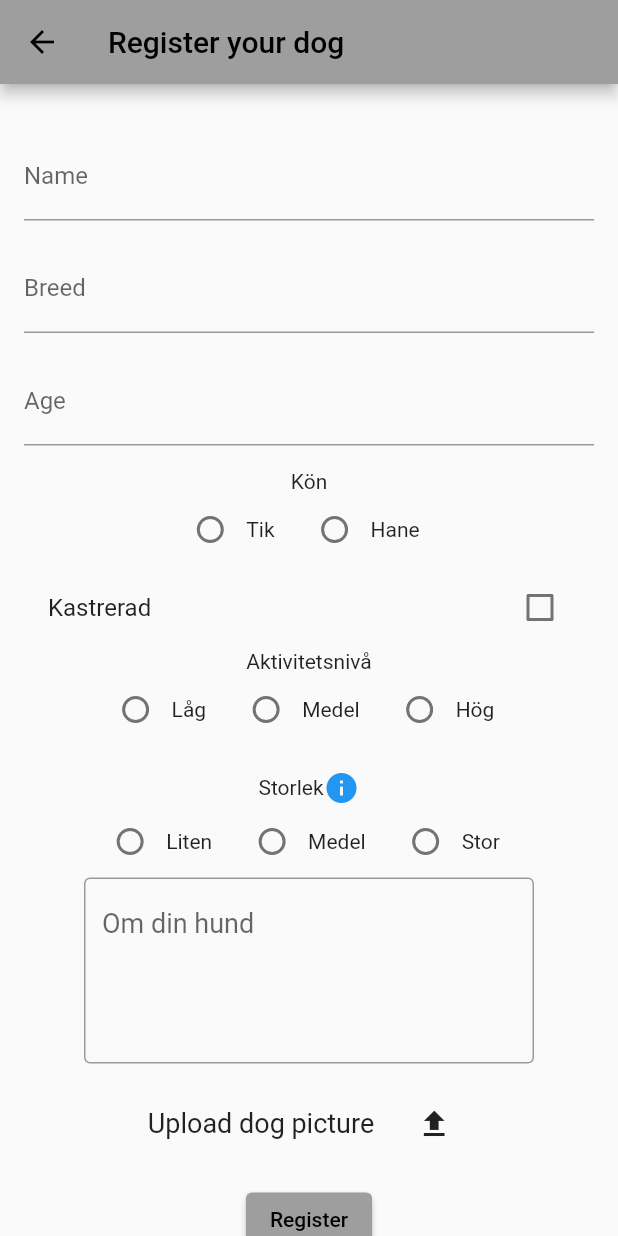
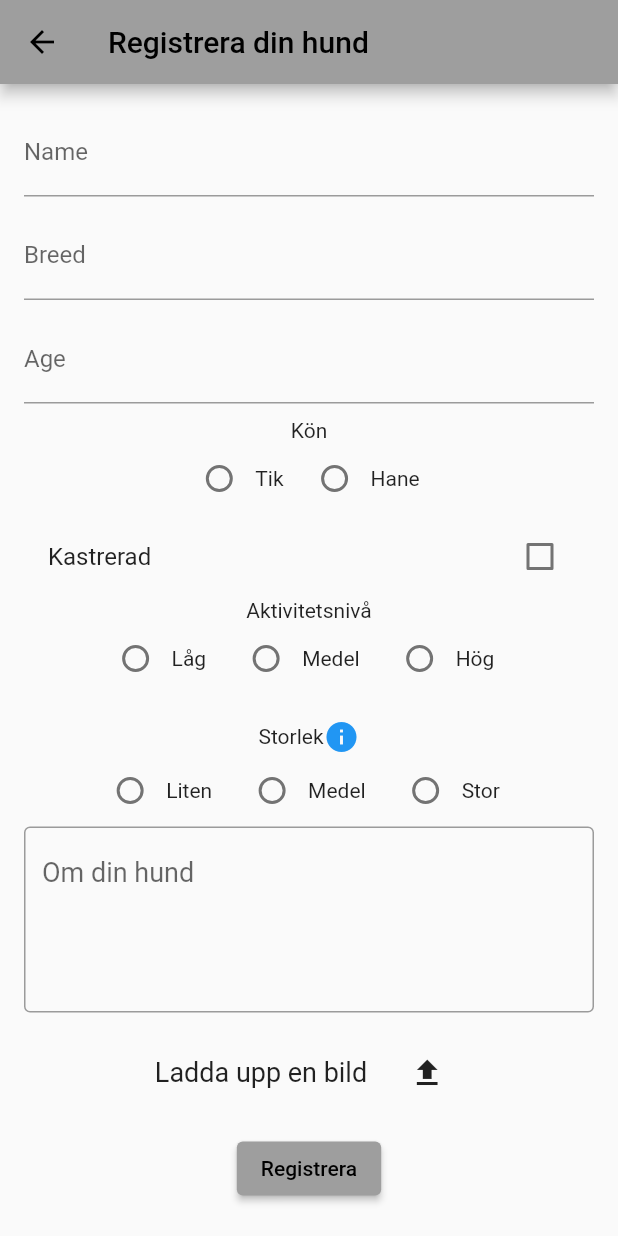
Before and after one commit to joas47/Bark_Buddy, a Flutter app: the RegisterDogPage screen opened by its route, on a phone screen of 412 x 824 dp. Run offline on Flutter 3.47's test engine with Material 2 defaults, Android fonts, the phone set to English and light mode, and no system bars; our stand-ins replace cloud_firestore, firebase_auth, firebase_core, image_picker; accounts and stored records are empty; network calls fail.

Commit message:
register your dog page changes

```diff
--- a/lib/main.dart
+++ b/lib/main.dart
@@ -51,8 +51,7 @@ class BarkBuddy extends StatelessWidget {
           '/settings': (context) => const SettingsPage(),
           '/owner-profile': (context) => const ViewOwnerProfile(),
         },
-        // TODO: change this to the login page when time for merge
-        home: const RegisterDogPage());
+        home: const LoginPage());
   }
 }
 
--- a/lib/make_dog_profile_page.dart
+++ b/lib/make_dog_profile_page.dart
@@ -3,18 +3,6 @@ import 'package:flutter/material.dart';
 import 'package:cross_platform_test/file_selector_handler.dart';
 
 import 'database_handler.dart';
-
-/*
-Namn
-Kön (kastrerad eller ej)
-Ålder
-Ras
-Aktivitetsnivå
-Storlek
-Om hunden (fritext)
-Bild
-Spara
- */
 
 class RegisterDogPage extends StatefulWidget {
   const RegisterDogPage({super.key});
@@ -29,7 +17,7 @@ class _RegisterDogPageState extends State<RegisterDogPage> {
   int _age = 0;
   String _gender = '';
 
-  bool _isChecked = false;
+  bool _isCastratedChecked = false;
 
   // TODO: make this a file
   String _profilePic = '';
@@ -46,7 +34,7 @@ class _RegisterDogPageState extends State<RegisterDogPage> {
   Widget build(BuildContext context) {
     return Scaffold(
       appBar: AppBar(
-        title: const Text('Register your dog'),
+        title: const Text('Registrera din hund'),
       ),
       body: SingleChildScrollView(
           child: Padding(
@@ -54,7 +42,6 @@ class _RegisterDogPageState extends State<RegisterDogPage> {
         child: Column(
           mainAxisAlignment: MainAxisAlignment.center,
           children: [
-            const SizedBox(height: 16.0),
             TextField(
               controller: _nameController,
               decoration: const InputDecoration(
@@ -65,7 +52,7 @@ class _RegisterDogPageState extends State<RegisterDogPage> {
                 _name = value;
               },
             ),
-            const SizedBox(height: 16.0),
+            const SizedBox(height: 10.0),
             TextField(
               controller: _breedController,
               decoration: const InputDecoration(
@@ -76,7 +63,7 @@ class _RegisterDogPageState extends State<RegisterDogPage> {
                 _breed = value;
               },
             ),
-            const SizedBox(height: 16.0),
+            const SizedBox(height: 10.0),
             TextField(
               controller: _ageController,
               decoration: const InputDecoration(
@@ -87,7 +74,7 @@ class _RegisterDogPageState extends State<RegisterDogPage> {
                 _age = int.tryParse(value) ?? 0;
               },
             ),
-            const SizedBox(height: 16.0),
+            const SizedBox(height: 10.0),
             Text("Kön"),
             Row(
               mainAxisAlignment: MainAxisAlignment.center,
@@ -100,21 +87,21 @@ class _RegisterDogPageState extends State<RegisterDogPage> {
                             onChanged: (value) {
                               setState(() {
                                 _gender = value.toString();
-                          });
-                        },
-                      ),
-                      Text(option),
-                      const SizedBox(width: 16.0),
-                    ],
+                              });
+                            },
+                          ),
+                          Text(option),
+                          const SizedBox(width: 10.0),
+                        ],
                   ))
                   .toList(),
             ),
             CheckboxListTile(
               title: const Text('Kastrerad'),
-              value: _isChecked,
+              value: _isCastratedChecked,
               onChanged: (value) {
                 setState(() {
-                  _isChecked = value!;
+                  _isCastratedChecked = value!;
                 });
               },
             ),
@@ -175,7 +162,7 @@ class _RegisterDogPageState extends State<RegisterDogPage> {
             ),
             const SizedBox(
               //height: 500.0,
-              width: 300.0,
+              //width: 300.0,
               child: TextField(
                 keyboardType: TextInputType.multiline,
                 minLines: 4,
@@ -196,14 +183,16 @@ class _RegisterDogPageState extends State<RegisterDogPage> {
               onPressed: () {
                 // TODO: get the owner email from the database or from the login page
                 // TODO: add more fields to the dog
-                if (_name.isNotEmpty &&
+                // TODO: uncomment this, only for testing
+                if (/*_name.isNotEmpty &&
                     _breed.isNotEmpty &&
                     !_age.isNaN &&
-                    _gender.isNotEmpty) {
+                    _gender.isNotEmpty*/
+                    true) {
                   // TODO: reference the current user to add the dog to the database
-                  DatabaseHandler.addDogToDatabase(
-                      _name, _breed, "john@doe.com", _gender);
-                  Navigator.pushNamed(context, '/find-match');
+                  //DatabaseHandler.addDogToDatabase(_name, _breed, "john@doe.com", _gender);
+                  Navigator.pushNamedAndRemoveUntil(
+                      context, '/profile', (route) => false);
                 } else {
                   ScaffoldMessenger.of(context).showSnackBar(
                     const SnackBar(
@@ -212,7 +201,7 @@ class _RegisterDogPageState extends State<RegisterDogPage> {
                   );
                 }
               },
-              child: const Text('Register'),
+              child: const Text('Registrera'),
             ),
           ],
         ),
@@ -240,7 +229,7 @@ class _RegisterDogPageState extends State<RegisterDogPage> {
           mainAxisAlignment: MainAxisAlignment.center,
           children: [
             const Text(
-              'Upload dog picture',
+              'Ladda upp en bild',
               style: TextStyle(fontSize: 18.0),
             ),
             const SizedBox(width: 16.0),
--- a/lib/make_owner_profile_page.dart
+++ b/lib/make_owner_profile_page.dart
@@ -115,13 +115,15 @@ class _MakeOwnerProfilePageState extends State<MakeOwnerProfilePage> {
                 return ElevatedButton(
                   onPressed: () {
                     // TODO: divide into multiple checks, give more specific error messages
-                    if (_fName.isNotEmpty &&
+                    // TODO: remove the true in the if statement, only for testing
+                    if (/*_fName.isNotEmpty &&
                         _lName.isNotEmpty &&
                         _gender.isNotEmpty &&
                         !_age.isNegative &&
                         !_age.isNaN &&
                         _bio.isNotEmpty &&
-                        _profilePic != null) {
+                        _profilePic != null*/
+                        true) {
                       // TODO: save owner to database (uncomment the line below)
                       //DatabaseHandler.addUserToDatabase(_fName, _lName, _gender, _age, _bio, _profilePic!);
                       Navigator.pushNamed(context, '/register-dog');
--- a/lib/view_dog_profile_page.dart
+++ b/lib/view_dog_profile_page.dart
@@ -9,7 +9,7 @@ class ViewDogProfilePage extends StatelessWidget {
   Widget build(BuildContext context) {
     return Scaffold(
       appBar: AppBar(
-        title: const Text('Hund'),
+        title: const Text('Hundprofil'),
         actions: [
           IconButton(
             icon: const Icon(Icons.settings),
```
Also changed, not shown: lib/login_page.dart (+6 -4 lines), lib/view_owner_profile_page.dart (+11 -10 lines).
